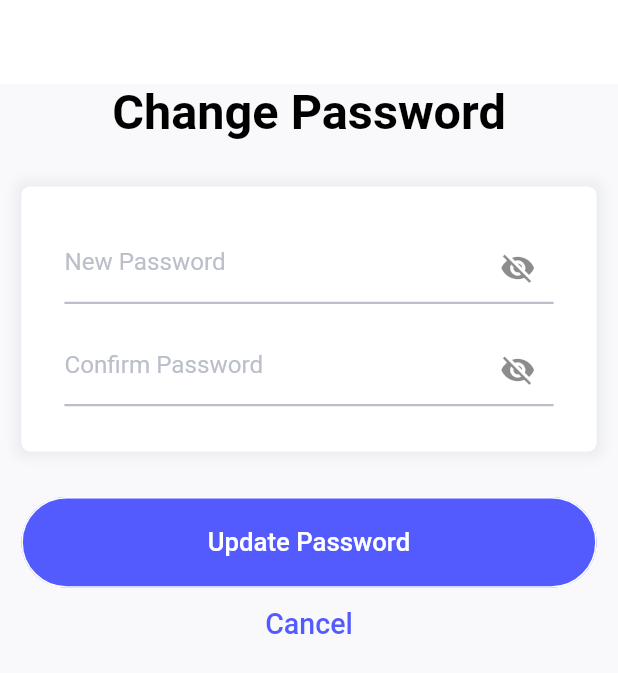
After one commit to ibrahimmohamed2411/Food-App, a Flutter app: the ChangePasswordScreen screen opened by its route, on a phone screen of 412 x 824 dp. The commit adds this screen. Shown: the top 673 px of the screen. Run offline on Flutter 3.47's test engine with Material 2 defaults, Android fonts, the phone set to English and light mode, and no system bars; our stand-ins replace awesome_dialog, bloc, carousel_slider, cloud_firestore, device_preview, equatable and 9 more; accounts and stored records are empty.

Commit message:
adding forget password screen & loading bottom sheet

```diff
--- a/lib/main.dart
+++ b/lib/main.dart
@@ -11,6 +11,7 @@ import 'package:food_app/logic/cubit/forgotPassword/forgot_password_cubit.dart';
 import 'package:food_app/logic/cubit/theme/theme_cubit.dart';
 import 'package:food_app/logic/debug/app_bloc_observer.dart';
 import 'package:food_app/presentation/routes/app_router.dart';
+import 'package:food_app/presentation/screens/changePassword/change_passworrd_screen.dart';
 import 'package:food_app/presentation/screens/payment/payment_screen.dart';
 
 import 'constants/styles.dart';
--- a/lib/presentation/routes/app_router.dart
+++ b/lib/presentation/routes/app_router.dart
@@ -1,4 +1,5 @@
 import 'package:flutter/material.dart';
+import 'package:food_app/presentation/screens/changePassword/change_passworrd_screen.dart';
 
 import 'package:food_app/presentation/screens/home/home_screen.dart';
 import 'package:food_app/presentation/screens/landing/landing_page.dart';
@@ -16,6 +17,7 @@ class AppRouter {
   static const String landingScreen = '/';
   static const String signUpScreen = '/sign-up';
   static const String paymentScreen = '/payment-screen';
+  static const String changePasswordScreen = '/change-password-screen';
   Route? onGenerateRoute(RouteSettings settings) {
     switch (settings.name) {
       case landingScreen:
@@ -33,6 +35,9 @@ class AppRouter {
         return MaterialPageRoute(builder: (context) => const SignUpScreen());
       case paymentScreen:
         return MaterialPageRoute(builder: (context) => const PaymentScreen());
+      case changePasswordScreen:
+        return MaterialPageRoute(
+            builder: (context) => const ChangePasswordScreen());
     }
   }
 }
--- /dev/null
+++ b/lib/presentation/screens/changePassword/change_passworrd_screen.dart
@@ -0,0 +1,95 @@
+import 'package:flutter/cupertino.dart';
+import 'package:flutter/material.dart';
+import 'package:flutter_screenutil/flutter_screenutil.dart';
+import 'package:food_app/constants/colors.dart';
+import 'package:food_app/constants/styles.dart';
+import 'package:food_app/presentation/widgets/custom_card.dart';
+import 'package:food_app/presentation/widgets/custom_modal_bottom_sheet.dart';
+import 'package:food_app/presentation/widgets/custom_outlined_button.dart';
+import 'package:food_app/presentation/widgets/custom_text_field.dart';
+import 'package:food_app/presentation/widgets/loading_bottom_sheet.dart';
+
+class ChangePasswordScreen extends StatelessWidget {
+  const ChangePasswordScreen({Key? key}) : super(key: key);
+
+  @override
+  Widget build(BuildContext context) {
+    return Scaffold(
+      appBar: AppBar(
+        elevation: 0,
+        backgroundColor: Colors.white,
+      ),
+      body: Padding(
+        padding: EdgeInsets.symmetric(horizontal: 15.w),
+        child: Column(
+          crossAxisAlignment: CrossAxisAlignment.stretch,
+          children: [
+            Text(
+              'Change Password',
+              textAlign: TextAlign.center,
+              style: KTitle1,
+            ),
+            SizedBox(
+              height: 30.h,
+            ),
+            CustomCard(
+              children: [
+                CustomTextField(
+                  hint: 'New Password',
+                  onChanged: (String value) {
+                    print(value);
+                  },
+                  suffixIcon: IconButton(
+                    onPressed: () {},
+                    icon: Icon(Icons.visibility_off),
+                  ),
+                  keyboardType: TextInputType.visiblePassword,
+                  obscureText: true,
+                  textInputAction: TextInputAction.next,
+                ),
+                SizedBox(
+                  height: 20.h,
+                ),
+                CustomTextField(
+                  hint: 'Confirm Password',
+                  onChanged: (String value) {
+                    print(value);
+                  },
+                  suffixIcon: IconButton(
+                    onPressed: () {},
+                    icon: Icon(Icons.visibility_off),
+                  ),
+                  keyboardType: TextInputType.visiblePassword,
+                  obscureText: true,
+                  textInputAction: TextInputAction.done,
+                ),
+              ],
+            ),
+            SizedBox(
+              height: 30.h,
+            ),
+            CustomOutlinedButton(
+              text: 'Update Password',
+              primaryColor: Colors.white,
+              backgroundColor: KPrimary,
+              borderColor: Colors.white,
+              onPressed: () {
+                loadingModalSheet(context);
+              },
+            ),
+            TextButton(
+              onPressed: () {},
+              child: Text(
+                'Cancel',
+                style: TextStyle(
+                  fontSize: 20.sp,
+                  color: KPrimary,
+                ),
+              ),
+            ),
+          ],
+        ),
+      ),
+    );
+  }
+}
--- a/lib/presentation/screens/payment/payment_screen.dart
+++ b/lib/presentation/screens/payment/payment_screen.dart
@@ -1,3 +1,4 @@
+import 'package:firebase_auth/firebase_auth.dart';
 import 'package:flutter/cupertino.dart';
 import 'package:flutter/material.dart';
 import 'package:flutter/widgets.dart';
```
Also changed, not shown: lib/presentation/widgets/custom_modal_bottom_sheet.dart (+14 -0 lines), lib/presentation/widgets/loading_bottom_sheet.dart (added, +43 -0 lines).
